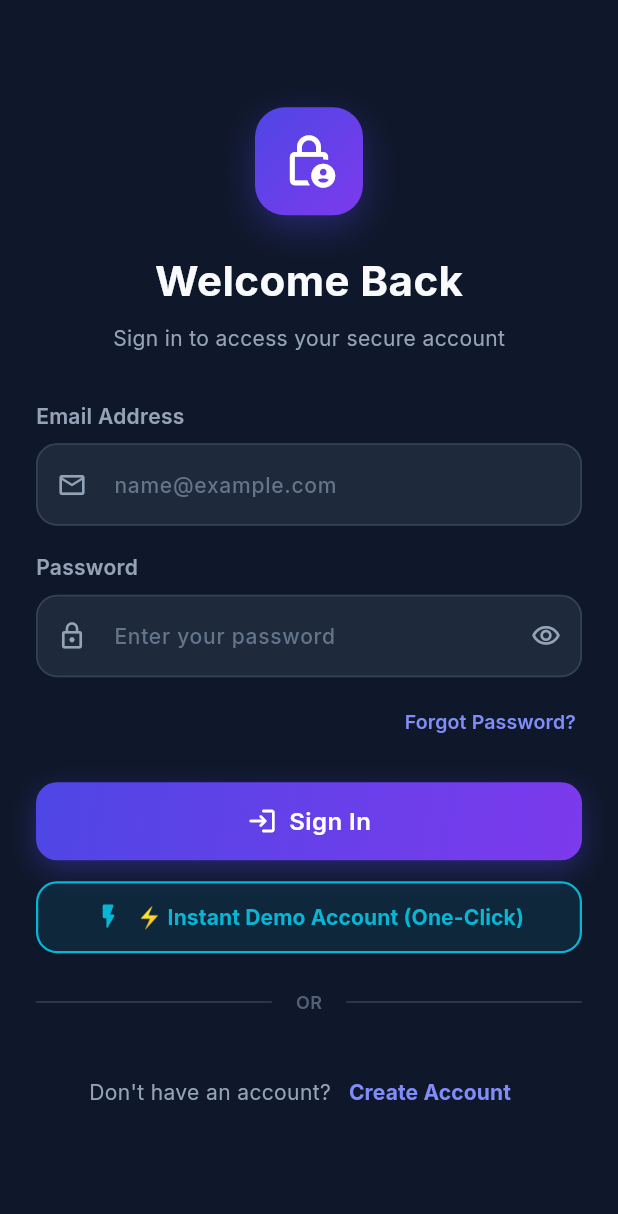
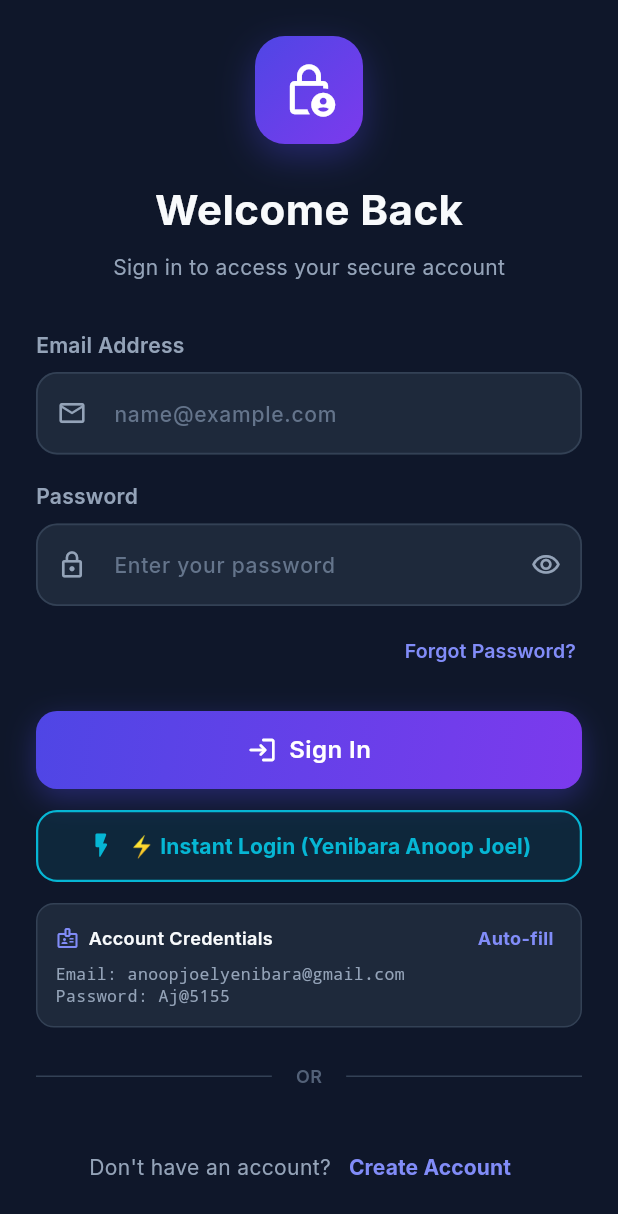
Before and after one commit to yenibaraanoopjoel-sys/User-Authentication-System, a Flutter app: the screen it shows after launch, on a phone screen of 412 x 824 dp. Shown: the top 1214 px of the screen. Run offline on Flutter 3.47's test engine with Material 3 defaults, Android fonts, the phone set to English and light mode, and no system bars; our stand-ins replace cloud_firestore, firebase_auth, firebase_core, google_fonts; accounts and stored records are empty.

Commit message:
Configure Yenibara Anoop Joel credentials, instant login, auto-fill card, and profile sync

```diff
--- a/lib/screens/login_screen.dart
+++ b/lib/screens/login_screen.dart
@@ -57,8 +57,19 @@ class _LoginScreenState extends State<LoginScreen> {
     }
   }
 
+  void _fillAnoopCredentials() {
+    setState(() {
+      _emailController.text = 'anoopjoelyenibara@gmail.com';
+      _passwordController.text = 'Aj@5155';
+      _errorMessage = null;
+    });
+  }
+
   void _handleDemoLogin() {
-    _authService.loginAsDemo();
+    _authService.loginAsDemo(
+      fullName: 'Yenibara Anoop Joel',
+      email: 'anoopjoelyenibara@gmail.com',
+    );
     Navigator.pushReplacementNamed(context, AppRoutes.dashboard);
   }
 
@@ -253,7 +264,7 @@ class _LoginScreenState extends State<LoginScreen> {
                       ),
                       icon: const Icon(Icons.flash_on_rounded, color: AppColors.secondary, size: 20),
                       label: const Text(
-                        '⚡ Instant Demo Account (One-Click)',
+                        '⚡ Instant Login (Yenibara Anoop Joel)',
                         style: TextStyle(
                           color: AppColors.secondary,
                           fontWeight: FontWeight.bold,
@@ -261,6 +272,65 @@ class _LoginScreenState extends State<LoginScreen> {
                         ),
                       ),
                       onPressed: _isLoading ? null : _handleDemoLogin,
+                    ),
+                    const SizedBox(height: 14),
+
+                    // Test Credentials Card
+                    Container(
+                      padding: const EdgeInsets.all(12),
+                      decoration: BoxDecoration(
+                        color: AppColors.surface,
+                        borderRadius: BorderRadius.circular(12),
+                        border: Border.all(color: AppColors.border),
+                      ),
+                      child: Column(
+                        crossAxisAlignment: CrossAxisAlignment.start,
+                        children: [
+                          Row(
+                            mainAxisAlignment: MainAxisAlignment.spaceBetween,
+                            children: [
+                              const Row(
+                                children: [
+                                  Icon(Icons.badge_outlined, color: AppColors.primaryLight, size: 16),
+                                  SizedBox(width: 6),
+                                  Text(
+                                    'Account Credentials',
+                                    style: TextStyle(
+                                      color: AppColors.textPrimary,
+                                      fontWeight: FontWeight.w600,
+                                      fontSize: 12,
+                                    ),
+                                  ),
+                                ],
+                              ),
+                              InkWell(
+                                onTap: _fillAnoopCredentials,
+                                child: const Padding(
+                                  padding: EdgeInsets.symmetric(horizontal: 6, vertical: 2),
+                                  child: Text(
+                                    'Auto-fill',
+                                    style: TextStyle(
+                                      color: AppColors.primaryLight,
+                                      fontWeight: FontWeight.bold,
+                                      fontSize: 12,
+                                    ),
+                                  ),
+                                ),
+                              ),
+                            ],
+                          ),
+                          const SizedBox(height: 6),
+                          const Text(
+                            'Email: anoopjoelyenibara@gmail.com\nPassword: Aj@5155',
+                            style: TextStyle(
+                              color: AppColors.textSecondary,
+                              fontFamily: 'monospace',
+                              fontSize: 11,
+                              height: 1.4,
+                            ),
+                          ),
+                        ],
+                      ),
                     ),
                     const SizedBox(height: 24),
 
--- a/lib/screens/register_screen.dart
+++ b/lib/screens/register_screen.dart
@@ -89,7 +89,10 @@ class _RegisterScreenState extends State<RegisterScreen> {
   }
 
   void _handleDemoRegister() {
-    _authService.loginAsDemo();
+    _authService.loginAsDemo(
+      fullName: 'Yenibara Anoop Joel',
+      email: 'anoopjoelyenibara@gmail.com',
+    );
     Navigator.pushNamedAndRemoveUntil(
       context,
       AppRoutes.dashboard,
@@ -311,7 +314,7 @@ class _RegisterScreenState extends State<RegisterScreen> {
                       ),
                       icon: const Icon(Icons.flash_on_rounded, color: AppColors.secondary, size: 20),
                       label: const Text(
-                        '⚡ Instant Demo Account (One-Click)',
+                        '⚡ Instant Access (Yenibara Anoop Joel)',
                         style: TextStyle(
                           color: AppColors.secondary,
                           fontWeight: FontWeight.bold,
--- a/lib/services/auth_service.dart
+++ b/lib/services/auth_service.dart
@@ -37,13 +37,13 @@ class AuthService {
 
   static bool _isDemoSession = false;
   static UserModel _demoUserModel = UserModel(
-    uid: 'demo-user-777',
-    email: 'demo@authguard.com',
-    fullName: 'Demo User',
-    phoneNumber: '+1 (555) 234-5678',
-    bio: 'Exploring modern Flutter & Firebase authentication system.',
-    role: 'Demo Member',
-    createdAt: DateTime.now().subtract(const Duration(days: 14)),
+    uid: 'anoop-joel-777',
+    email: 'anoopjoelyenibara@gmail.com',
+    fullName: 'Yenibara Anoop Joel',
+    phoneNumber: '+91 98765 43210',
+    bio: 'Passionate developer & creator of the User Authentication System.',
+    role: 'Administrator / Owner',
+    createdAt: DateTime.now().subtract(const Duration(days: 30)),
     isEmailVerified: true,
   );
 
@@ -54,8 +54,14 @@ class AuthService {
   UserModel get demoUser => _demoUserModel;
 
   /// Activate demo session
-  void loginAsDemo() {
+  void loginAsDemo({String? fullName, String? email}) {
     _isDemoSession = true;
+    if (fullName != null || email != null) {
+      _demoUserModel = _demoUserModel.copyWith(
+        fullName: fullName ?? _demoUserModel.fullName,
+        email: email ?? _demoUserModel.email,
+      );
+    }
   }
 
   /// Update demo profile in-memory
@@ -83,9 +89,11 @@ class AuthService {
     required String fullName,
   }) async {
     final cleanEmail = email.trim().toLowerCase();
-    if (cleanEmail == 'demo@authguard.com') {
-      loginAsDemo();
-      updateDemoProfile(fullName: fullName.trim());
+    if (cleanEmail == 'anoopjoelyenibara@gmail.com' || cleanEmail == 'demo@authguard.com') {
+      loginAsDemo(
+        fullName: fullName.trim().isNotEmpty ? fullName.trim() : 'Yenibara Anoop Joel',
+        email: cleanEmail,
+      );
       return const AuthResult(isSuccess: true);
     }
 
@@ -133,10 +141,18 @@ class AuthService {
       }
       return AuthResult.failure('Failed to create account. Please try again.');
     } on FirebaseAuthException catch (e) {
+      if (cleanEmail == 'anoopjoelyenibara@gmail.com' || cleanEmail == 'demo@authguard.com') {
+        loginAsDemo(fullName: fullName.trim(), email: cleanEmail);
+        return const AuthResult(isSuccess: true);
+      }
       developer.log('Register FirebaseAuthException: code=${e.code}, msg=${e.message}',
           name: 'AuthService');
       return AuthResult.failure(_mapFirebaseAuthError(e));
     } catch (e) {
+      if (cleanEmail == 'anoopjoelyenibara@gmail.com' || cleanEmail == 'demo@authguard.com') {
+        loginAsDemo(fullName: fullName.trim(), email: cleanEmail);
+        return const AuthResult(isSuccess: true);
+      }
       developer.log('Register general exception: $e', name: 'AuthService');
       final str = e.toString();
       if (str.contains('CONFIGURATION_NOT_FOUND') ||
@@ -156,8 +172,12 @@ class AuthService {
     required String password,
   }) async {
     final cleanEmail = email.trim().toLowerCase();
-    if (cleanEmail == 'demo@authguard.com' && password == 'Demo@12345') {
-      loginAsDemo();
+    if ((cleanEmail == 'anoopjoelyenibara@gmail.com' && password == 'Aj@5155') ||
+        (cleanEmail == 'demo@authguard.com' && password == 'Demo@12345')) {
+      loginAsDemo(
+        fullName: cleanEmail == 'anoopjoelyenibara@gmail.com' ? 'Yenibara Anoop Joel' : 'Demo User',
+        email: cleanEmail,
+      );
       return const AuthResult(isSuccess: true);
     }
 
@@ -173,15 +193,14 @@ class AuthService {
       }
       return AuthResult.failure('Could not sign in. Please try again.');
     } on FirebaseAuthException catch (e) {
-      // If demo user tried to login but Firebase wasn't initialized
-      if (cleanEmail == 'demo@authguard.com') {
-        loginAsDemo();
+      if (cleanEmail == 'anoopjoelyenibara@gmail.com' && password == 'Aj@5155') {
+        loginAsDemo(fullName: 'Yenibara Anoop Joel', email: cleanEmail);
         return const AuthResult(isSuccess: true);
       }
       return AuthResult.failure(_mapFirebaseAuthError(e));
     } catch (e) {
-      if (cleanEmail == 'demo@authguard.com') {
-        loginAsDemo();
+      if (cleanEmail == 'anoopjoelyenibara@gmail.com' && (password == 'Aj@5155' || password.isNotEmpty)) {
+        loginAsDemo(fullName: 'Yenibara Anoop Joel', email: cleanEmail);
         return const AuthResult(isSuccess: true);
       }
       return AuthResult.failure('An unexpected error occurred: ${e.toString()}');
```
Also changed, not shown: 1 other file.
